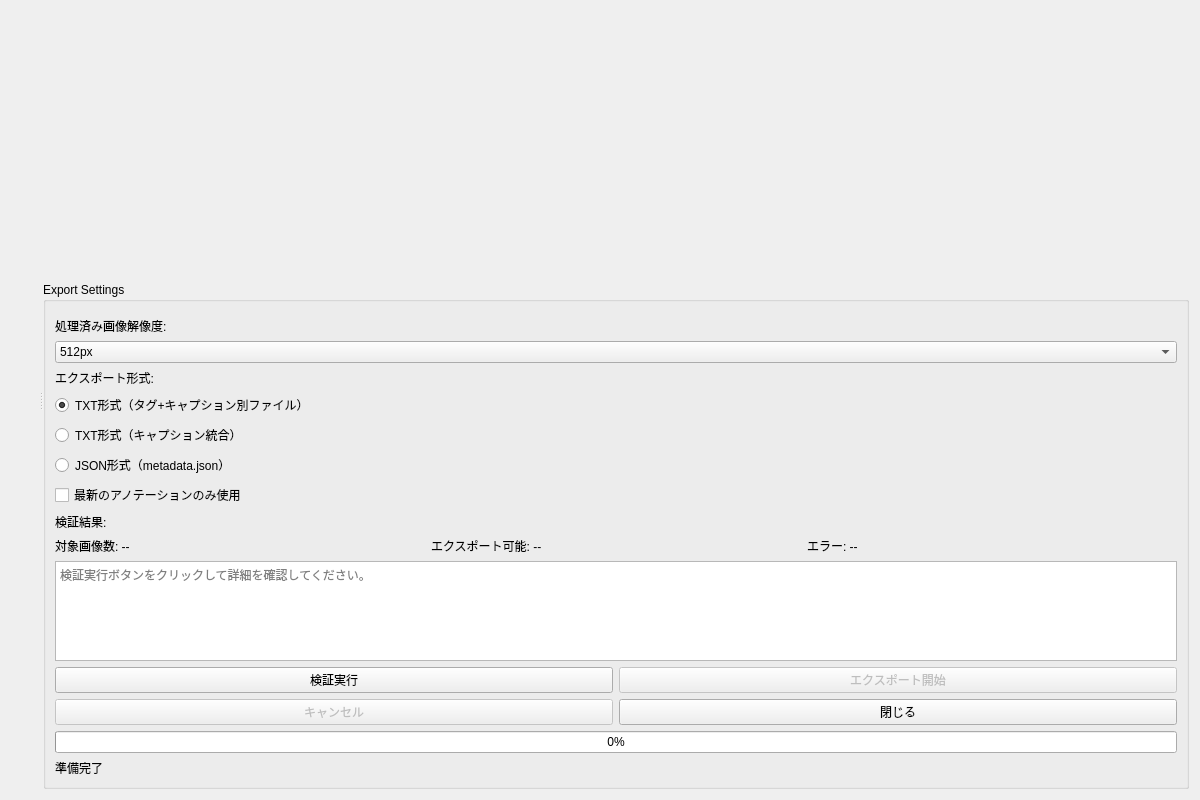
Before: the Qt Designer form src/lorairo/gui/designer/DatasetExportWidget.ui in NEXTAltair/LoRAIro, drawn with Qt 5.
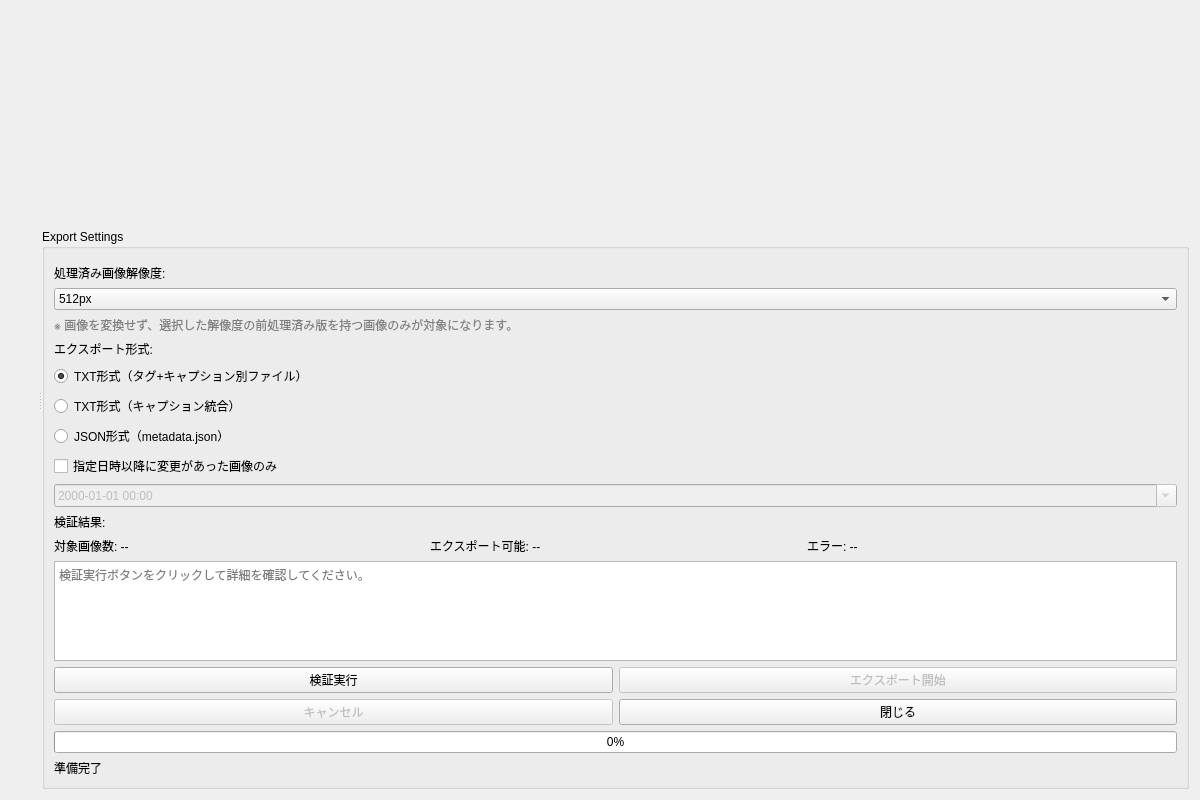
After: the same form once the commit is applied. Custom widgets are drawn as their Qt base class.

Commit message:
chore: foundation - DatasetExportWidget の seam 整地 (#610)
S4(#614)/S5(#615) が DatasetExportWidget.ui/_ui.py を触らずに済むよう、
.ui 構造変更を Foundation で全所有する placeholder-swap の整地。

- latestOnlyCheckBox（未実装の死にコントロール）を撤去し、worker/_on_export_clicked
  からも latest_only の dead plumbing を除去。
- changed-since 枠（changedSinceCheckBox + changedSinceDateTimeEdit）を追加（S4枠）。
- 解像度補助ラベル resolutionHelpLabel を追加（S5枠）。
- _setup_resolution_ui()/_setup_changed_since_ui() の no-op stub を _setup_ui から配線。
  _on_changed_since_toggled は日時入力の有効化 + 再検証のみ（S4 が絞り込みを実装）。
- _ui.py 再生成。Foundation の seam テスト 5件追加。

What changed in the file:
```diff
--- a/src/lorairo/gui/designer/DatasetExportWidget.ui
+++ b/src/lorairo/gui/designer/DatasetExportWidget.ui
@@ -110,6 +110,19 @@
             </item>
            </widget>
           </item>
+          <item>
+           <widget class="QLabel" name="resolutionHelpLabel">
+            <property name="text">
+             <string>※ 画像を変換せず、選択した解像度の前処理済み版を持つ画像のみが対象になります。</string>
+            </property>
+            <property name="wordWrap">
+             <bool>true</bool>
+            </property>
+            <property name="styleSheet">
+             <string notr="true">color: gray;</string>
+            </property>
+           </widget>
+          </item>
           <item>
            <widget class="QLabel" name="exportFormatLabel">
             <property name="text">
@@ -154,7 +167,20 @@
           <item>
            <widget class="QCheckBox" name="latestOnlyCheckBox">
             <property name="text">
-             <string>最新のアノテーションのみ使用</string>
+             <string>指定日時以降に変更があった画像のみ</string>
+            </property>
+           </widget>
+          </item>
+          <item>
+           <widget class="QDateTimeEdit" name="changedSinceDateTimeEdit">
+            <property name="enabled">
+             <bool>false</bool>
+            </property>
+            <property name="calendarPopup">
+             <bool>true</bool>
+            </property>
+            <property name="displayFormat">
+             <string>yyyy-MM-dd HH:mm</string>
             </property>
            </widget>
           </item>
```
Left out of the diff: 2 changed lines with no effect on the pictures. The commit also changes 3 other files.
